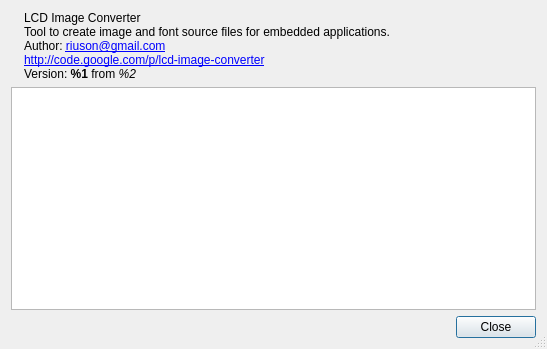
Qt form controls/dialogabout.ui (riuson/lcd-image-converter) before a commit.
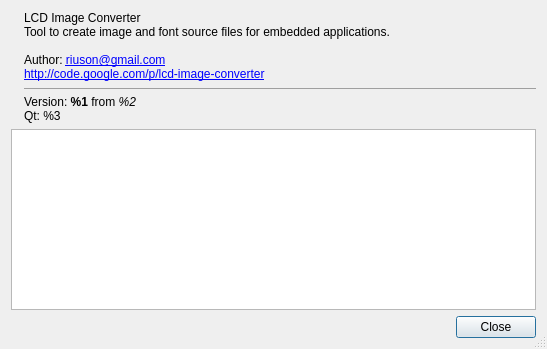
The same form after that commit. Icons and pictures are not drawn.

Commit message: Changed text layout, added Qt version string

```diff
--- a/controls/dialogabout.ui
+++ b/controls/dialogabout.ui
@@ -40,10 +40,13 @@
        <property name="text">
         <string>LCD Image Converter&lt;br/&gt;
 Tool to create image and font source files for embedded applications.&lt;br/&gt;
+&lt;br/&gt;
 Author: 
 &lt;a href=&quot;mailto:riuson@gmail.com?subject=lcd-image-converter&amp;&quot;&gt;riuson@gmail.com&lt;/a&gt;&lt;br/&gt;
-&lt;a href=&quot;http://code.google.com/p/lcd-image-converter&quot;&gt;http://code.google.com/p/lcd-image-converter&lt;/a&gt;&lt;br/&gt;
-Version: &lt;b&gt;%1&lt;/b&gt; from &lt;i&gt;%2&lt;/i&gt;</string>
+&lt;a href=&quot;http://code.google.com/p/lcd-image-converter&quot;&gt;http://code.google.com/p/lcd-image-converter&lt;/a&gt;
+&lt;hr/&gt;
+Version: &lt;b&gt;%1&lt;/b&gt; from &lt;i&gt;%2&lt;/i&gt;&lt;br/&gt;
+Qt: %3</string>
        </property>
        <property name="openExternalLinks">
         <bool>true</bool>
```
The commit also changes 1 other file.
